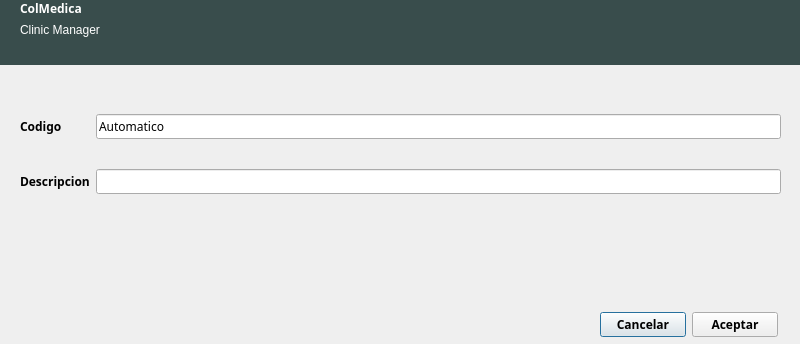
Old version of the form gui/administrador/uis/DialogNuevaHabilidad.ui in the repository BryanTabarez/ProyectoBD.
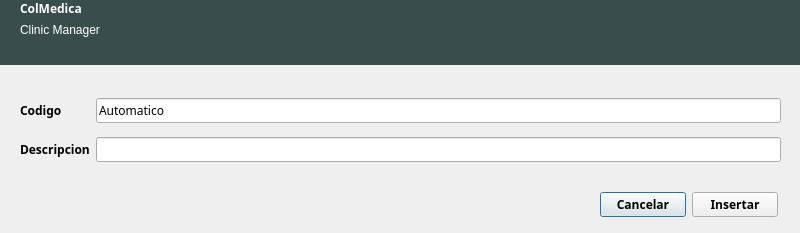
New version of the form.

```diff
--- a/gui/administrador/uis/DialogNuevaHabilidad.ui
+++ b/gui/administrador/uis/DialogNuevaHabilidad.ui
@@ -7,7 +7,7 @@
     <x>0</x>
     <y>0</y>
     <width>800</width>
-    <height>344</height>
+    <height>233</height>
    </rect>
   </property>
   <property name="font">
@@ -132,7 +132,7 @@
       <x>20</x>
       <y>0</y>
       <width>162</width>
-      <height>61</height>
+      <height>62</height>
      </rect>
     </property>
     <layout class="QFormLayout" name="formLayout_5">
@@ -170,7 +170,7 @@
      <x>20</x>
      <y>90</y>
      <width>761</width>
-     <height>130</height>
+     <height>81</height>
     </rect>
    </property>
    <layout class="QGridLayout" name="gridLayout">
@@ -229,7 +229,7 @@
    <property name="geometry">
     <rect>
      <x>600</x>
-     <y>310</y>
+     <y>190</y>
      <width>178</width>
      <height>29</height>
     </rect>
@@ -245,7 +245,7 @@
     <item>
      <widget class="QPushButton" name="pushButtonAceptar">
       <property name="text">
-       <string>Aceptar</string>
+       <string>Insertar</string>
       </property>
      </widget>
     </item>
```
Left out of the diff: 2 changed lines with no effect on the pictures.
